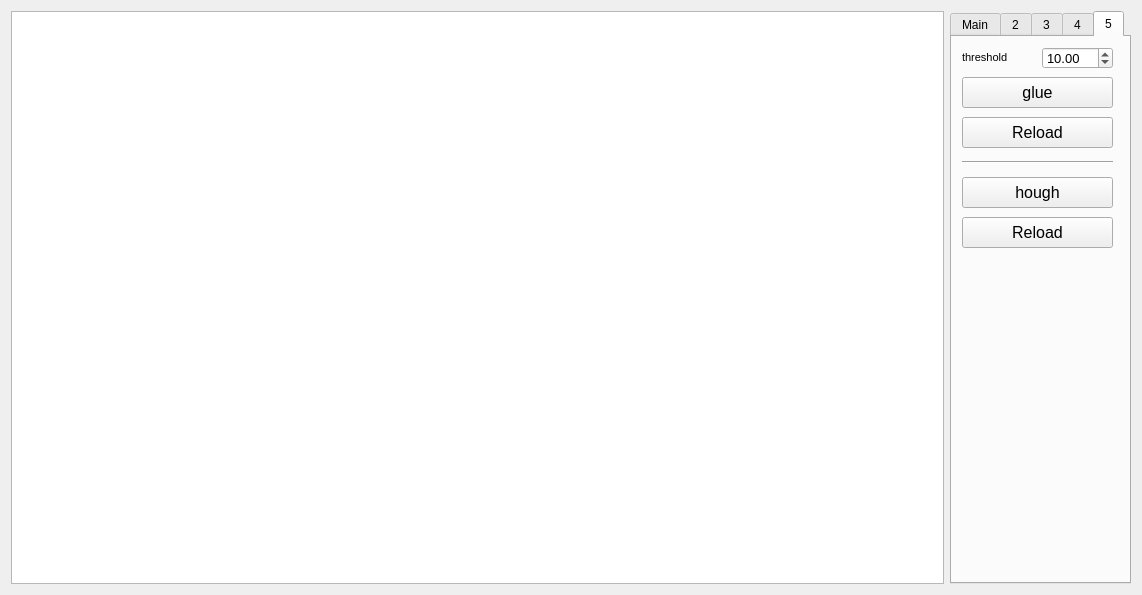
The window that Gui/mainwindow.ui (faystmax/ComputerVision) describes before a commit, drawn with Qt 5.
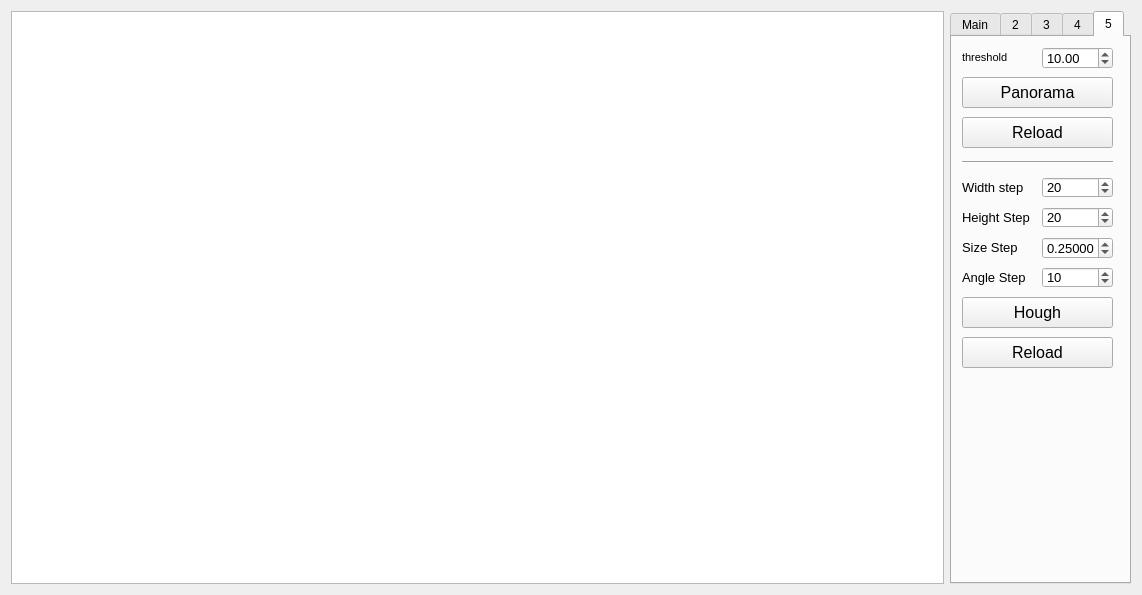
The same window after the commit. Icons and pictures are not drawn.

Patch:
```diff
--- a/Gui/mainwindow.ui
+++ b/Gui/mainwindow.ui
@@ -1158,7 +1158,7 @@
          </font>
         </property>
         <property name="text">
-         <string>glue</string>
+         <string>Panorama</string>
         </property>
        </widget>
        <widget class="QLabel" name="label_14">
@@ -1236,7 +1236,7 @@
         <property name="geometry">
          <rect>
           <x>10</x>
-          <y>140</y>
+          <y>260</y>
           <width>151</width>
           <height>31</height>
          </rect>
@@ -1248,14 +1248,14 @@
          </font>
         </property>
         <property name="text">
-         <string>hough</string>
+         <string>Hough</string>
         </property>
        </widget>
        <widget class="QPushButton" name="reloadHoughButton">
         <property name="geometry">
          <rect>
           <x>10</x>
-          <y>180</y>
+          <y>300</y>
           <width>151</width>
           <height>31</height>
          </rect>
@@ -1270,6 +1270,171 @@
          <string>Reload</string>
         </property>
        </widget>
+       <widget class="QLabel" name="label_15">
+        <property name="geometry">
+         <rect>
+          <x>10</x>
+          <y>140</y>
+          <width>71</width>
+          <height>21</height>
+         </rect>
+        </property>
+        <property name="font">
+         <font>
+          <pointsize>10</pointsize>
+         </font>
+        </property>
+        <property name="text">
+         <string>Width step</string>
+        </property>
+       </widget>
+       <widget class="QSpinBox" name="widthStepSpinBox">
+        <property name="geometry">
+         <rect>
+          <x>90</x>
+          <y>140</y>
+          <width>71</width>
+          <height>21</height>
+         </rect>
+        </property>
+        <property name="font">
+         <font>
+          <pointsize>10</pointsize>
+         </font>
+        </property>
+        <property name="maximum">
+         <number>99999</number>
+        </property>
+        <property name="value">
+         <number>20</number>
+        </property>
+       </widget>
+       <widget class="QLabel" name="label_16">
+        <property name="geometry">
+         <rect>
+          <x>10</x>
+          <y>170</y>
+          <width>71</width>
+          <height>21</height>
+         </rect>
+        </property>
+        <property name="font">
+         <font>
+          <pointsize>10</pointsize>
+         </font>
+        </property>
+        <property name="text">
+         <string>Height Step</string>
+        </property>
+       </widget>
+       <widget class="QSpinBox" name="heightStepSpinBox">
+        <property name="geometry">
+         <rect>
+          <x>90</x>
+          <y>170</y>
+          <width>71</width>
+          <height>21</height>
+         </rect>
+        </property>
+        <property name="font">
+         <font>
+          <pointsize>10</pointsize>
+         </font>
+        </property>
+        <property name="maximum">
+         <number>99999</number>
+        </property>
+        <property name="value">
+         <number>20</number>
+        </property>
+       </widget>
+       <widget class="QLabel" name="label_17">
+        <property name="geometry">
+         <rect>
+          <x>10</x>
+          <y>230</y>
+          <width>71</width>
+          <height>21</height>
+         </rect>
+        </property>
+        <property name="font">
+         <font>
+          <pointsize>10</pointsize>
+         </font>
+        </property>
+        <property name="text">
+         <string>Angle Step</string>
+        </property>
+       </widget>
+       <widget class="QSpinBox" name="angleStepSpinBox">
+        <property name="geometry">
+         <rect>
+          <x>90</x>
+          <y>230</y>
+          <width>71</width>
+          <height>21</height>
+         </rect>
+        </property>
+        <property name="font">
+         <font>
+          <pointsize>10</pointsize>
+         </font>
+        </property>
+        <property name="minimum">
+         <number>1</number>
+        </property>
+        <property name="maximum">
+         <number>360</number>
+        </property>
+        <property name="value">
+         <number>10</number>
+        </property>
+       </widget>
+       <widget class="QLabel" name="label_18">
+        <property name="geometry">
+         <rect>
+          <x>10</x>
+          <y>200</y>
+          <width>71</width>
+          <height>21</height>
+         </rect>
+        </property>
+        <property name="font">
+         <font>
+          <pointsize>10</pointsize>
+         </font>
+        </property>
+        <property name="text">
+         <string>Size Step</string>
+        </property>
+       </widget>
+       <widget class="QDoubleSpinBox" name="sizeStepSpinBox">
+        <property name="geometry">
+         <rect>
+          <x>90</x>
+          <y>200</y>
+          <width>71</width>
+          <height>22</height>
+         </rect>
+        </property>
+        <property name="font">
+         <font>
+          <pointsize>10</pointsize>
+         </font>
+        </property>
+        <property name="decimals">
+         <number>5</number>
+        </property>
+        <property name="maximum">
+         <double>999999999.990000009536743</double>
+        </property>
+        <property name="singleStep">
+         <double>0.001000000000000</double>
+        </property>
+        <property name="value">
+         <double>0.250000000000000</double>
+        </property>
+       </widget>
       </widget>
      </widget>
     </item>
```
